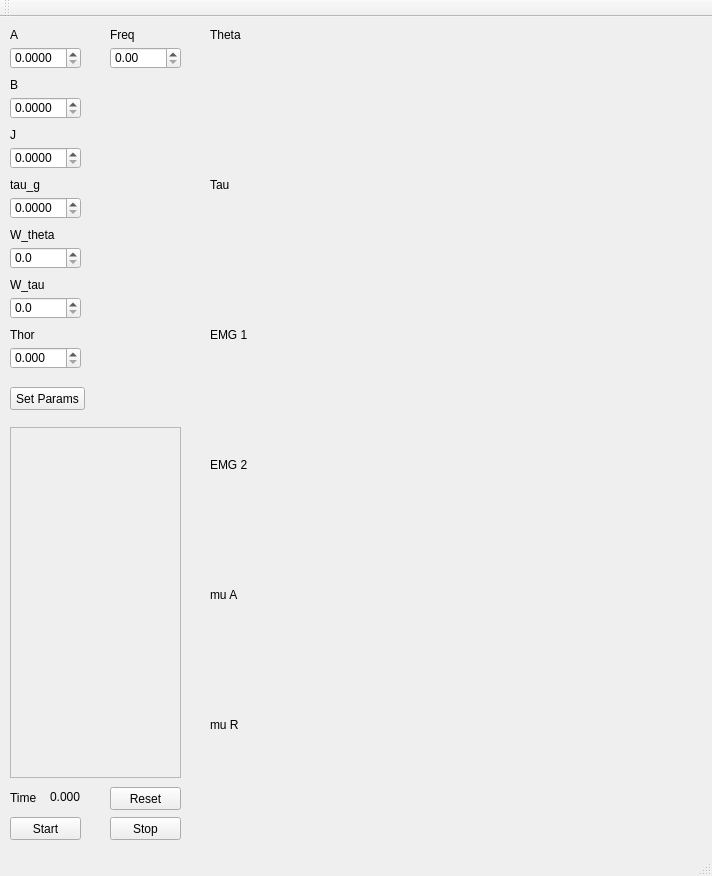
This is GUI/GUI.ui in cic12/exo_control as Qt 5 draws it before an edit. The edited form follows.
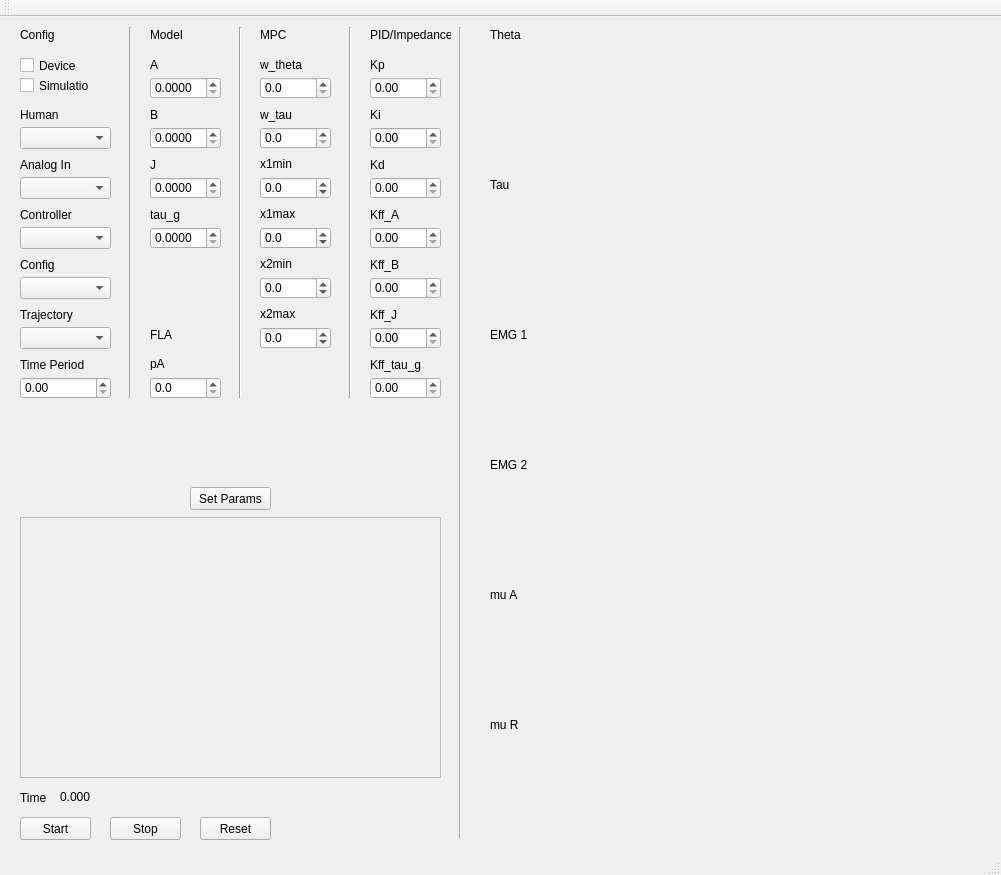
This is the edited form. Custom widgets are drawn as their Qt base class.

The edit to the form file:
```diff
--- a/GUI/GUI.ui
+++ b/GUI/GUI.ui
@@ -6,8 +6,8 @@
    <rect>
     <x>0</x>
     <y>0</y>
-    <width>712</width>
-    <height>876</height>
+    <width>1001</width>
+    <height>875</height>
    </rect>
   </property>
   <property name="focusPolicy">
@@ -20,7 +20,7 @@
    <widget class="QCustomPlot" name="plot" native="true">
     <property name="geometry">
      <rect>
-      <x>200</x>
+      <x>480</x>
       <y>30</y>
       <width>501</width>
       <height>121</height>
@@ -30,7 +30,7 @@
    <widget class="QPushButton" name="btn_start">
     <property name="geometry">
      <rect>
-      <x>10</x>
+      <x>20</x>
       <y>800</y>
       <width>71</width>
       <height>23</height>
@@ -56,7 +56,7 @@
    <widget class="QLabel" name="label_3">
     <property name="geometry">
      <rect>
-      <x>50</x>
+      <x>60</x>
       <y>770</y>
       <width>41</width>
       <height>20</height>
@@ -69,7 +69,7 @@
    <widget class="QLabel" name="label_4">
     <property name="geometry">
      <rect>
-      <x>10</x>
+      <x>20</x>
       <y>770</y>
       <width>41</width>
       <height>21</height>
@@ -82,8 +82,8 @@
    <widget class="QLabel" name="label_2">
     <property name="geometry">
      <rect>
-      <x>10</x>
-      <y>10</y>
+      <x>150</x>
+      <y>40</y>
       <width>61</width>
       <height>16</height>
      </rect>
@@ -95,8 +95,8 @@
    <widget class="QDoubleSpinBox" name="A_box">
     <property name="geometry">
      <rect>
-      <x>10</x>
-      <y>30</y>
+      <x>150</x>
+      <y>60</y>
       <width>71</width>
       <height>22</height>
      </rect>
@@ -114,8 +114,8 @@
    <widget class="QLabel" name="label_5">
     <property name="geometry">
      <rect>
-      <x>10</x>
-      <y>60</y>
+      <x>150</x>
+      <y>90</y>
       <width>61</width>
       <height>16</height>
      </rect>
@@ -127,8 +127,8 @@
    <widget class="QDoubleSpinBox" name="B_box">
     <property name="geometry">
      <rect>
-      <x>10</x>
-      <y>80</y>
+      <x>150</x>
+      <y>110</y>
       <width>71</width>
       <height>22</height>
      </rect>
@@ -146,8 +146,8 @@
    <widget class="QLabel" name="label_6">
     <property name="geometry">
      <rect>
-      <x>10</x>
-      <y>110</y>
+      <x>150</x>
+      <y>140</y>
       <width>61</width>
       <height>16</height>
      </rect>
@@ -159,8 +159,8 @@
    <widget class="QDoubleSpinBox" name="J_box">
     <property name="geometry">
      <rect>
-      <x>10</x>
-      <y>130</y>
+      <x>150</x>
+      <y>160</y>
       <width>71</width>
       <height>22</height>
      </rect>
@@ -178,8 +178,8 @@
    <widget class="QLabel" name="label_7">
     <property name="geometry">
      <rect>
-      <x>10</x>
-      <y>160</y>
+      <x>150</x>
+      <y>190</y>
       <width>61</width>
       <height>16</height>
      </rect>
@@ -191,8 +191,8 @@
    <widget class="QDoubleSpinBox" name="tau_g_box">
     <property name="geometry">
      <rect>
-      <x>10</x>
-      <y>180</y>
+      <x>150</x>
+      <y>210</y>
       <width>71</width>
       <height>22</height>
      </rect>
@@ -207,21 +207,21 @@
    <widget class="QLabel" name="label_9">
     <property name="geometry">
      <rect>
-      <x>10</x>
-      <y>210</y>
+      <x>260</x>
+      <y>40</y>
       <width>61</width>
       <height>16</height>
      </rect>
     </property>
     <property name="text">
-     <string>W_theta</string>
+     <string>w_theta</string>
     </property>
    </widget>
    <widget class="QDoubleSpinBox" name="W_tau_box">
     <property name="geometry">
      <rect>
-      <x>10</x>
-      <y>280</y>
+      <x>260</x>
+      <y>110</y>
       <width>71</width>
       <height>22</height>
      </rect>
@@ -242,8 +242,8 @@
    <widget class="QDoubleSpinBox" name="W_theta_box">
     <property name="geometry">
      <rect>
-      <x>10</x>
-      <y>230</y>
+      <x>260</x>
+      <y>60</y>
       <width>71</width>
       <height>22</height>
      </rect>
@@ -264,54 +264,22 @@
    <widget class="QLabel" name="label_10">
     <property name="geometry">
      <rect>
-      <x>10</x>
-      <y>260</y>
+      <x>260</x>
+      <y>90</y>
       <width>61</width>
       <height>16</height>
      </rect>
     </property>
     <property name="text">
-     <string>W_tau</string>
-    </property>
-   </widget>
-   <widget class="QDoubleSpinBox" name="Thor_box">
-    <property name="geometry">
-     <rect>
-      <x>10</x>
-      <y>330</y>
-      <width>71</width>
-      <height>22</height>
-     </rect>
-    </property>
-    <property name="decimals">
-     <number>3</number>
-    </property>
-    <property name="singleStep">
-     <double>0.001000000000000</double>
-    </property>
-    <property name="value">
-     <double>0.000000000000000</double>
-    </property>
-   </widget>
-   <widget class="QLabel" name="label_11">
-    <property name="geometry">
-     <rect>
-      <x>10</x>
-      <y>310</y>
-      <width>61</width>
-      <height>16</height>
-     </rect>
-    </property>
-    <property name="text">
-     <string>Thor</string>
+     <string>w_tau</string>
     </property>
    </widget>
    <widget class="QPushButton" name="btn_set_params">
     <property name="geometry">
      <rect>
-      <x>10</x>
-      <y>370</y>
-      <width>75</width>
+      <x>190</x>
+      <y>470</y>
+      <width>81</width>
       <height>23</height>
      </rect>
     </property>
@@ -325,7 +293,7 @@
     </property>
     <property name="geometry">
      <rect>
-      <x>200</x>
+      <x>480</x>
       <y>330</y>
       <width>501</width>
       <height>101</height>
@@ -338,7 +306,7 @@
     </property>
     <property name="geometry">
      <rect>
-      <x>200</x>
+      <x>480</x>
       <y>460</y>
       <width>501</width>
       <height>101</height>
@@ -351,7 +319,7 @@
     </property>
     <property name="geometry">
      <rect>
-      <x>200</x>
+      <x>480</x>
       <y>180</y>
       <width>501</width>
       <height>121</height>
@@ -364,7 +332,7 @@
     </property>
     <property name="geometry">
      <rect>
-      <x>200</x>
+      <x>480</x>
       <y>590</y>
       <width>501</width>
       <height>101</height>
@@ -377,7 +345,7 @@
     </property>
     <property name="geometry">
      <rect>
-      <x>200</x>
+      <x>480</x>
       <y>720</y>
       <width>501</width>
       <height>101</height>
@@ -387,7 +355,7 @@
    <widget class="QLabel" name="label_21">
     <property name="geometry">
      <rect>
-      <x>210</x>
+      <x>490</x>
       <y>10</y>
       <width>61</width>
       <height>16</height>
@@ -400,7 +368,7 @@
    <widget class="QLabel" name="label_22">
     <property name="geometry">
      <rect>
-      <x>210</x>
+      <x>490</x>
       <y>160</y>
       <width>61</width>
       <height>16</height>
@@ -413,7 +381,7 @@
    <widget class="QLabel" name="label_23">
     <property name="geometry">
      <rect>
-      <x>210</x>
+      <x>490</x>
       <y>310</y>
       <width>61</width>
       <height>16</height>
@@ -426,7 +394,7 @@
    <widget class="QLabel" name="label_24">
     <property name="geometry">
      <rect>
-      <x>210</x>
+      <x>490</x>
       <y>440</y>
       <width>61</width>
       <height>16</height>
@@ -439,7 +407,7 @@
    <widget class="QLabel" name="label_25">
     <property name="geometry">
      <rect>
-      <x>210</x>
+      <x>490</x>
       <y>570</y>
       <width>61</width>
       <height>16</height>
@@ -452,7 +420,7 @@
    <widget class="QLabel" name="label_26">
     <property name="geometry">
      <rect>
-      <x>210</x>
+      <x>490</x>
       <y>700</y>
       <width>61</width>
       <height>16</height>
@@ -468,10 +436,10 @@
     </property>
     <property name="geometry">
      <rect>
-      <x>10</x>
-      <y>410</y>
-      <width>171</width>
-      <height>351</height>
+      <x>20</x>
+      <y>500</y>
+      <width>421</width>
+      <height>261</height>
      </rect>
     </property>
     <property name="readOnly">
@@ -484,8 +452,8 @@
    <widget class="QPushButton" name="btn_reset">
     <property name="geometry">
      <rect>
-      <x>110</x>
-      <y>770</y>
+      <x>200</x>
+      <y>800</y>
       <width>71</width>
       <height>23</height>
      </rect>
@@ -494,24 +462,375 @@
      <string>Reset</string>
     </property>
    </widget>
-   <widget class="QLabel" name="label_8">
+   <widget class="QDoubleSpinBox" name="x1min_box">
     <property name="geometry">
      <rect>
-      <x>110</x>
+      <x>260</x>
+      <y>160</y>
+      <width>71</width>
+      <height>22</height>
+     </rect>
+    </property>
+    <property name="decimals">
+     <number>1</number>
+    </property>
+    <property name="minimum">
+     <double>-10.000000000000000</double>
+    </property>
+    <property name="maximum">
+     <double>10.000000000000000</double>
+    </property>
+    <property name="singleStep">
+     <double>0.100000000000000</double>
+    </property>
+    <property name="value">
+     <double>0.000000000000000</double>
+    </property>
+   </widget>
+   <widget class="QDoubleSpinBox" name="x1max_box">
+    <property name="geometry">
+     <rect>
+      <x>260</x>
+      <y>210</y>
+      <width>71</width>
+      <height>22</height>
+     </rect>
+    </property>
+    <property name="decimals">
+     <number>1</number>
+    </property>
+    <property name="minimum">
+     <double>-10.000000000000000</double>
+    </property>
+    <property name="maximum">
+     <double>10.000000000000000</double>
+    </property>
+    <property name="singleStep">
+     <double>0.100000000000000</double>
+    </property>
+    <property name="value">
+     <double>0.000000000000000</double>
+    </property>
+   </widget>
+   <widget class="QLabel" name="label">
+    <property name="geometry">
+     <rect>
+      <x>260</x>
+      <y>140</y>
+      <width>47</width>
+      <height>13</height>
+     </rect>
+    </property>
+    <property name="text">
+     <string>x1min</string>
+    </property>
+   </widget>
+   <widget class="QLabel" name="label_12">
+    <property name="geometry">
+     <rect>
+      <x>260</x>
+      <y>190</y>
+      <width>47</width>
+      <height>13</height>
+     </rect>
+    </property>
+    <property name="text">
+     <string>x1max</string>
+    </property>
+   </widget>
+   <widget class="QDoubleSpinBox" name="x2min_box">
+    <property name="geometry">
+     <rect>
+      <x>260</x>
+      <y>260</y>
+      <width>71</width>
+      <height>22</height>
+     </rect>
+    </property>
+    <property name="decimals">
+     <number>1</number>
+    </property>
+    <property name="minimum">
+     <double>-100.000000000000000</double>
+    </property>
+    <property name="maximum">
+     <double>100.000000000000000</double>
+    </property>
+    <property name="singleStep">
+     <double>0.100000000000000</double>
+    </property>
+    <property name="value">
+     <double>0.000000000000000</double>
+    </property>
+   </widget>
+   <widget class="QDoubleSpinBox" name="x2max_box">
+    <property name="geometry">
+     <rect>
+      <x>260</x>
+      <y>310</y>
+      <width>71</width>
+      <height>22</height>
+     </rect>
+    </property>
+    <property name="decimals">
+     <number>1</number>
+    </property>
+    <property name="minimum">
+     <double>-100.000000000000000</double>
+    </property>
+    <property name="maximum">
+     <double>100.000000000000000</double>
+    </property>
+    <property name="singleStep">
+     <double>0.100000000000000</double>
+    </property>
+    <property name="value">
+     <double>0.000000000000000</double>
+    </property>
+   </widget>
+   <widget class="QLabel" name="label_13">
+    <property name="geometry">
+     <rect>
+      <x>260</x>
+      <y>240</y>
+      <width>47</width>
+      <height>13</height>
+     </rect>
+    </property>
+    <property name="text">
+     <string>x2min</string>
+    </property>
+   </widget>
+   <widget class="QLabel" name="label_14">
+    <property name="geometry">
+     <rect>
+      <x>260</x>
+      <y>290</y>
+      <width>47</width>
+      <height>13</height>
+     </rect>
+    </property>
+    <property name="text">
+     <string>x2max</string>
+    </property>
+   </widget>
+   <widget class="QLabel" name="label_17">
+    <property name="geometry">
+     <rect>
+      <x>150</x>
       <y>10</y>
+      <width>71</width>
+      <height>16</height>
+     </rect>
+    </property>
+    <property name="text">
+     <string>Model</string>
+    </property>
+   </widget>
+   <widget class="QComboBox" name="analogInBox">
+    <property name="geometry">
+     <rect>
+      <x>20</x>
+      <y>160</y>
+      <width>91</width>
+      <height>22</height>
+     </rect>
+    </property>
+    <property name="editable">
+     <bool>false</bool>
+    </property>
+    <property name="currentText">
+     <string/>
+    </property>
+    <property name="currentIndex">
+     <number>-1</number>
+    </property>
+   </widget>
+   <widget class="QLabel" name="label_18">
+    <property name="geometry">
+     <rect>
+      <x>20</x>
+      <y>190</y>
+      <width>71</width>
+      <height>16</height>
+     </rect>
+    </property>
+    <property name="text">
+     <string>Controller</string>
+    </property>
+   </widget>
+   <widget class="QLabel" name="label_19">
+    <property name="geometry">
+     <rect>
+      <x>20</x>
+      <y>290</y>
+      <width>71</width>
+      <height>16</height>
+     </rect>
+    </property>
+    <property name="text">
+     <string>Trajectory</string>
+    </property>
+   </widget>
+   <widget class="QLabel" name="label_20">
+    <property name="geometry">
+     <rect>
+      <x>260</x>
+      <y>10</y>
+      <width>71</width>
+      <height>16</height>
+     </rect>
+    </property>
+    <property name="text">
+     <string>MPC</string>
+    </property>
+   </widget>
+   <widget class="QComboBox" name="controlBox">
+    <property name="geometry">
+     <rect>
+      <x>20</x>
+      <y>210</y>
+      <width>91</width>
+      <height>22</height>
+     </rect>
+    </property>
+    <property name="editable">
+     <bool>false</bool>
+    </property>
+    <property name="currentText">
+     <string/>
+    </property>
+    <property name="currentIndex">
+     <number>-1</number>
+    </property>
+   </widget>
+   <widget class="QComboBox" name="trajBox">
+    <property name="geometry">
+     <rect>
+      <x>20</x>
+      <y>310</y>
+      <width>91</width>
+      <height>22</height>
+     </rect>
+    </property>
+    <property name="editable">
+     <bool>false</bool>
+    </property>
+    <property name="currentText">
+     <string/>
+    </property>
+    <property name="currentIndex">
+     <number>-1</number>
+    </property>
+   </widget>
+   <widget class="QCheckBox" name="deviceBox">
+    <property name="geometry">
+     <rect>
+      <x>20</x>
+      <y>40</y>
+      <width>70</width>
+      <height>17</height>
+     </rect>
+    </property>
+    <property name="text">
+     <string>Device</string>
+    </property>
+    <property name="checked">
+     <bool>false</bool>
+    </property>
+   </widget>
+   <widget class="QLabel" name="label_28">
+    <property name="geometry">
+     <rect>
+      <x>20</x>
+      <y>140</y>
+      <width>71</width>
+      <height>16</height>
+     </rect>
+    </property>
+    <property name="text">
+     <string>Analog In</string>
+    </property>
+   </widget>
+   <widget class="QCheckBox" name="simBox">
+    <property name="geometry">
+     <rect>
+      <x>20</x>
+      <y>60</y>
+      <width>70</width>
+      <height>17</height>
+     </rect>
+    </property>
+    <property name="text">
+     <string>Simulation</string>
+    </property>
+   </widget>
+   <widget class="QLabel" name="label_29">
+    <property name="geometry">
+     <rect>
+      <x>20</x>
+      <y>10</y>
+      <width>71</width>
+      <height>16</height>
+     </rect>
+    </property>
+    <property name="text">
+     <string>Config</string>
+    </property>
+   </widget>
+   <widget class="Line" name="line">
+    <property name="geometry">
+     <rect>
+      <x>120</x>
+      <y>10</y>
+      <width>20</width>
+      <height>371</height>
+     </rect>
+    </property>
+    <property name="orientation">
+     <enum>Qt::Vertical</enum>
+    </property>
+   </widget>
+   <widget class="QDoubleSpinBox" name="Kd_box">
+    <property name="geometry">
+     <rect>
+      <x>370</x>
+      <y>160</y>
+      <width>71</width>
+      <height>22</height>
+     </rect>
+    </property>
+    <property name="decimals">
+     <number>2</number>
+    </property>
+    <property name="maximum">
+     <double>1000.000000000000000</double>
+    </property>
+    <property name="singleStep">
+     <double>0.100000000000000</double>
+    </property>
+    <property name="value">
+     <double>0.000000000000000</double>
+    </property>
+   </widget>
+   <widget class="QLabel" name="label_30">
+    <property name="geometry">
+     <rect>
+      <x>370</x>
+      <y>140</y>
       <width>61</width>
       <height>16</height>
      </rect>
     </property>
     <property name="text">
-     <string>Freq</string>
+     <string>Kd</string>
     </property>
    </widget>
    <widget class="QDoubleSpinBox" name="Freq_box">
     <property name="geometry">
      <rect>
-      <x>110</x>
-      <y>30</y>
+      <x>370</x>
+      <y>110</y>
       <width>71</width>
       <height>22</height>
      </rect>
@@ -519,11 +838,85 @@
     <property name="decimals">
      <number>2</number>
     </property>
-    <property name="minimum">
+    <property name="maximum">
+     <double>1000.000000000000000</double>
+    </property>
+    <property name="singleStep">
+     <double>0.100000000000000</double>
+    </property>
+    <property name="value">
      <double>0.000000000000000</double>
     </property>
+   </widget>
+   <widget class="QLabel" name="label_31">
+    <property name="geometry">
+     <rect>
+      <x>370</x>
+      <y>90</y>
+      <width>61</width>
+      <height>16</height>
+     </rect>
+    </property>
+    <property name="text">
+     <string>Ki</string>
+    </property>
+   </widget>
+   <widget class="QLabel" name="label_32">
+    <property name="geometry">
+     <rect>
+      <x>370</x>
+      <y>340</y>
+      <width>61</width>
+      <height>16</height>
+     </rect>
+    </property>
+    <property name="text">
+     <string>Kff_tau_g</string>
+    </property>
+   </widget>
+   <widget class="QLabel" name="label_33">
+    <property name="geometry">
+     <rect>
+      <x>370</x>
+      <y>40</y>
+      <width>61</width>
+      <height>16</height>
+     </rect>
+    </property>
+    <property name="text">
+     <string>Kp</string>
+    </property>
+   </widget>
+   <widget class="QDoubleSpinBox" name="Kff_tau_g_box">
+    <property name="geometry">
+     <rect>
+      <x>370</x>
+      <y>360</y>
+      <width>71</width>
+      <height>22</height>
+     </rect>
+    </property>
+    <property name="decimals">
+     <number>2</number>
+    </property>
+    <property name="singleStep">
+     <double>0.100000000000000</double>
+    </property>
+   </widget>
+   <widget class="QDoubleSpinBox" name="Kp_box">
+    <property name="geometry">
+     <rect>
+      <x>370</x>
+      <y>60</y>
+      <width>71</width>
+      <height>22</height>
+     </rect>
+    </property>
+    <property name="decimals">
+     <number>2</number>
+    </property>
     <property name="maximum">
-     <double>2.000000000000000</double>
+     <double>1000.000000000000000</double>
     </property>
     <property name="singleStep">
      <double>0.050000000000000</double>
@@ -532,6 +925,283 @@
      <double>0.000000000000000</double>
     </property>
    </widget>
+   <widget class="QLabel" name="label_34">
+    <property name="geometry">
+     <rect>
+      <x>370</x>
+      <y>10</y>
+      <width>81</width>
+      <height>16</height>
+     </rect>
+    </property>
+    <property name="text">
+     <string>PID/Impedance</string>
+    </property>
+   </widget>
+   <widget class="QLabel" name="label_35">
+    <property name="geometry">
+     <rect>
+      <x>370</x>
+      <y>240</y>
+      <width>61</width>
+      <height>16</height>
+     </rect>
+    </property>
+    <property name="text">
+     <string>Kff_B</string>
+    </property>
+   </widget>
+   <widget class="QDoubleSpinBox" name="Kff_B_box">
+    <property name="geometry">
+     <rect>
+      <x>370</x>
+      <y>260</y>
+      <width>71</width>
+      <height>22</height>
+     </rect>
+    </property>
+    <property name="decimals">
+     <number>2</number>
+    </property>
+    <property name="singleStep">
+     <double>0.100000000000000</double>
+    </property>
+   </widget>
+   <widget class="QDoubleSpinBox" name="Kff_A_box">
+    <property name="geometry">
+     <rect>
+      <x>370</x>
+      <y>210</y>
+      <width>71</width>
+      <height>22</height>
+     </rect>
+    </property>
+    <property name="decimals">
+     <number>2</number>
+    </property>
+    <property name="singleStep">
+     <double>0.100000000000000</double>
+    </property>
+   </widget>
+   <widget class="QLabel" name="label_36">
+    <property name="geometry">
+     <rect>
+      <x>370</x>
+      <y>190</y>
+      <width>61</width>
+      <height>16</height>
+     </rect>
+    </property>
+    <property name="text">
+     <string>Kff_A</string>
+    </property>
+   </widget>
+   <widget class="Line" name="line_3">
+    <property name="geometry">
+     <rect>
+      <x>230</x>
+      <y>10</y>
+      <width>20</width>
+      <height>371</height>
+     </rect>
+    </property>
+    <property name="orientation">
+     <enum>Qt::Vertical</enum>
+    </property>
+   </widget>
+   <widget class="Line" name="line_4">
+    <property name="geometry">
+     <rect>
+      <x>340</x>
+      <y>10</y>
+      <width>20</width>
+      <height>371</height>
+     </rect>
+    </property>
+    <property name="orientation">
+     <enum>Qt::Vertical</enum>
+    </property>
+   </widget>
+   <widget class="Line" name="line_5">
+    <property name="geometry">
+     <rect>
+      <x>450</x>
+      <y>10</y>
+      <width>20</width>
+      <height>811</height>
+     </rect>
+    </property>
+    <property name="orientation">
+     <enum>Qt::Vertical</enum>
+    </property>
+   </widget>
+   <widget class="QDoubleSpinBox" name="timeBox">
+    <property name="geometry">
+     <rect>
+      <x>20</x>
+      <y>360</y>
+      <width>91</width>
+      <height>22</height>
+     </rect>
+    </property>
+    <property name="value">
+     <double>0.000000000000000</double>
+    </property>
+   </widget>
+   <widget class="QLabel" name="label_27">
+    <property name="geometry">
+     <rect>
+      <x>20</x>
+      <y>340</y>
+      <width>71</width>
+      <height>16</height>
+     </rect>
+    </property>
+    <property name="text">
+     <string>Time Period</string>
+    </property>
+   </widget>
+   <widget class="QDoubleSpinBox" name="pA_box">
+    <property name="geometry">
+     <rect>
+      <x>150</x>
+      <y>360</y>
+      <width>71</width>
+      <height>22</height>
+     </rect>
+    </property>
+    <property name="decimals">
+     <number>1</number>
+    </property>
+    <property name="maximum">
+     <double>1000.000000000000000</double>
+    </property>
+    <property name="singleStep">
+     <double>0.100000000000000</double>
+    </property>
+    <property name="value">
+     <double>0.000000000000000</double>
+    </property>
+   </widget>
+   <widget class="QLabel" name="label_15">
+    <property name="geometry">
+     <rect>
+      <x>150</x>
+      <y>340</y>
+      <width>47</width>
+      <height>13</height>
+     </rect>
+    </property>
+    <property name="text">
+     <string>pA</string>
+    </property>
+   </widget>
+   <widget class="QLabel" name="label_37">
+    <property name="geometry">
+     <rect>
+      <x>150</x>
+      <y>310</y>
+      <width>71</width>
+      <height>16</height>
+     </rect>
+    </property>
+    <property name="text">
+     <string>FLA</string>
+    </property>
+   </widget>
+   <widget class="QComboBox" name="humanBox">
+    <property name="geometry">
+     <rect>
+      <x>20</x>
+      <y>110</y>
+      <width>91</width>
+      <height>22</height>
+     </rect>
+    </property>
+    <property name="editable">
+     <bool>false</bool>
+    </property>
+    <property name="currentText">
+     <string/>
+    </property>
+    <property name="currentIndex">
+     <number>-1</number>
+    </property>
+   </widget>
+   <widget class="QLabel" name="label_38">
+    <property name="geometry">
+     <rect>
+      <x>20</x>
+      <y>90</y>
+      <width>71</width>
+      <height>16</height>
+     </rect>
+    </property>
+    <property name="text">
+     <string>Human</string>
+    </property>
+   </widget>
+   <widget class="QLabel" name="label_39">
+    <property name="geometry">
+     <rect>
+      <x>20</x>
+      <y>240</y>
+      <width>71</width>
+      <height>16</height>
+     </rect>
+    </property>
+    <property name="text">
+     <string>Config</string>
+    </property>
+   </widget>
+   <widget class="QComboBox" name="configBox">
+    <property name="geometry">
+     <rect>
+      <x>20</x>
+      <y>260</y>
+      <width>91</width>
+      <height>22</height>
+     </rect>
+    </property>
+    <property name="editable">
+     <bool>false</bool>
+    </property>
+    <property name="currentText">
+     <string/>
+    </property>
+    <property name="currentIndex">
+     <number>-1</number>
+    </property>
+   </widget>
+   <widget class="QDoubleSpinBox" name="Kff_J_box">
+    <property name="geometry">
+     <rect>
+      <x>370</x>
+      <y>310</y>
+      <width>71</width>
+      <height>22</height>
+     </rect>
+    </property>
+    <property name="decimals">
+     <number>2</number>
+    </property>
+    <property name="singleStep">
+     <double>0.100000000000000</double>
+    </property>
+   </widget>
+   <widget class="QLabel" name="label_40">
+    <property name="geometry">
+     <rect>
+      <x>370</x>
+      <y>290</y>
+      <width>61</width>
+      <height>16</height>
+     </rect>
+    </property>
+    <property name="text">
+     <string>Kff_J</string>
+    </property>
+   </widget>
   </widget>
   <widget class="QMenuBar" name="menuBar">
    <property name="geometry">
```
Left out of the diff: 16 changed lines with no effect on the pictures.
